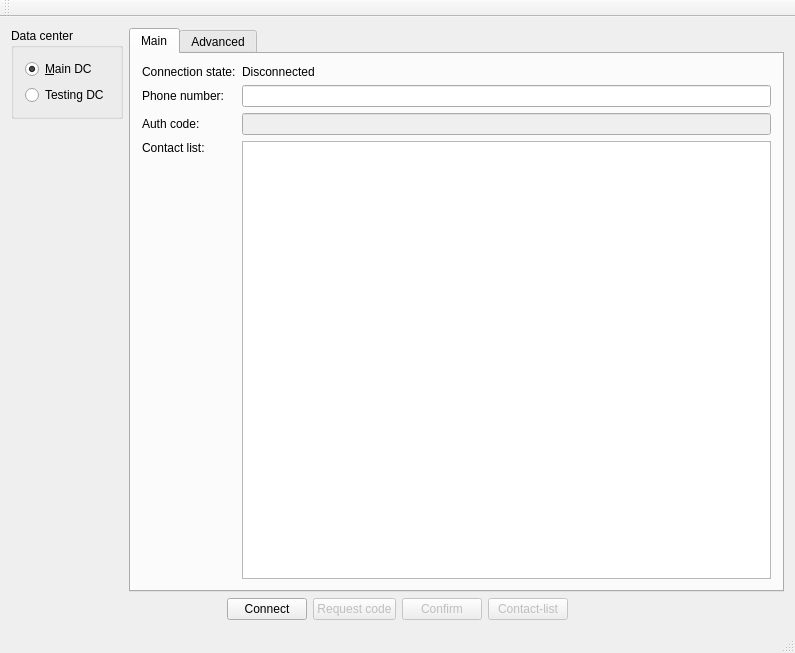
Old version of the form testApp/MainWindow.ui in the repository Kaffeine/telegram-qt.
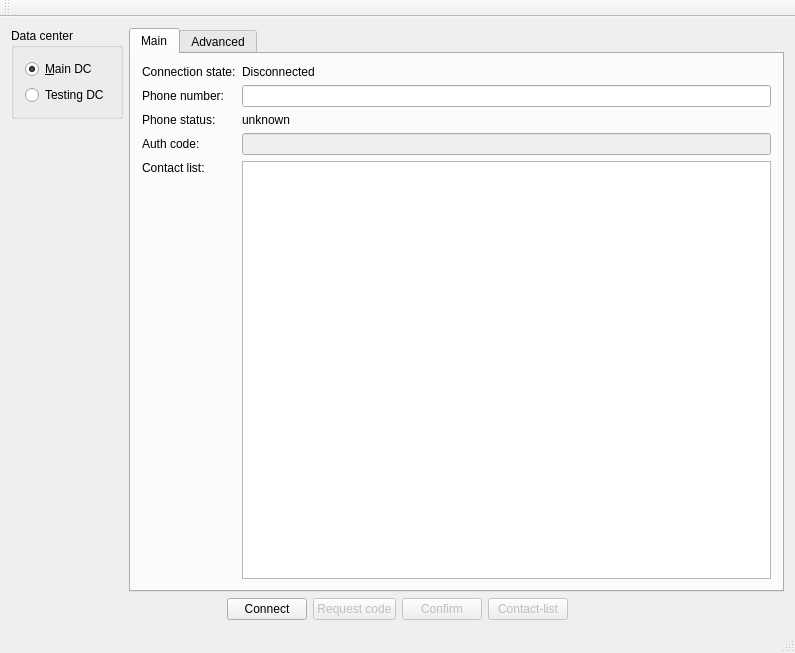
New version of the form.

Commit message: TestApp: Implemented phone status (requestPhoneStatus() method).

Patch:
```diff
--- a/testApp/MainWindow.ui
+++ b/testApp/MainWindow.ui
@@ -69,52 +69,7 @@
           <string>Main</string>
          </attribute>
          <layout class="QGridLayout" name="gridLayout_6">
-          <item row="3" column="0">
-           <widget class="QLabel" name="label_3">
-            <property name="text">
-             <string>Contact list:</string>
-            </property>
-           </widget>
-          </item>
-          <item row="2" column="0">
-           <widget class="QLabel" name="label_5">
-            <property name="text">
-             <string>Auth code:</string>
-            </property>
-           </widget>
-          </item>
-          <item row="1" column="0">
-           <widget class="QLabel" name="label_2">
-            <property name="text">
-             <string>Phone number:</string>
-            </property>
-           </widget>
-          </item>
-          <item row="0" column="0">
-           <widget class="QLabel" name="label">
-            <property name="text">
-             <string>Connection state:</string>
-            </property>
-           </widget>
-          </item>
-          <item row="0" column="1">
-           <widget class="QLabel" name="connectionState">
-            <property name="text">
-             <string>Disconnected</string>
-            </property>
-           </widget>
-          </item>
-          <item row="2" column="1">
-           <widget class="QLineEdit" name="confirmationCode">
-            <property name="enabled">
-             <bool>false</bool>
-            </property>
-           </widget>
-          </item>
-          <item row="1" column="1">
-           <widget class="QLineEdit" name="phoneNumber"/>
-          </item>
-          <item row="4" column="0">
+          <item row="5" column="0">
            <spacer name="verticalSpacer_3">
             <property name="orientation">
              <enum>Qt::Vertical</enum>
@@ -127,9 +82,68 @@
             </property>
            </spacer>
           </item>
-          <item row="3" column="1" rowspan="2">
+          <item row="3" column="0">
+           <widget class="QLabel" name="label_5">
+            <property name="text">
+             <string>Auth code:</string>
+            </property>
+           </widget>
+          </item>
+          <item row="0" column="1">
+           <widget class="QLabel" name="connectionState">
+            <property name="text">
+             <string>Disconnected</string>
+            </property>
+           </widget>
+          </item>
+          <item row="0" column="0">
+           <widget class="QLabel" name="label">
+            <property name="text">
+             <string>Connection state:</string>
+            </property>
+           </widget>
+          </item>
+          <item row="1" column="0">
+           <widget class="QLabel" name="label_2">
+            <property name="text">
+             <string>Phone number:</string>
+            </property>
+           </widget>
+          </item>
+          <item row="3" column="1">
+           <widget class="QLineEdit" name="confirmationCode">
+            <property name="enabled">
+             <bool>false</bool>
+            </property>
+           </widget>
+          </item>
+          <item row="4" column="1" rowspan="2">
            <widget class="QTableView" name="contactListTable"/>
           </item>
+          <item row="4" column="0">
+           <widget class="QLabel" name="label_3">
+            <property name="text">
+             <string>Contact list:</string>
+            </property>
+           </widget>
+          </item>
+          <item row="1" column="1">
+           <widget class="QLineEdit" name="phoneNumber"/>
+          </item>
+          <item row="2" column="0">
+           <widget class="QLabel" name="label_4">
+            <property name="text">
+             <string>Phone status:</string>
+            </property>
+           </widget>
+          </item>
+          <item row="2" column="1">
+           <widget class="QLabel" name="phoneStatus">
+            <property name="text">
+             <string>unknown</string>
+            </property>
+           </widget>
+          </item>
          </layout>
         </widget>
         <widget class="QWidget" name="tab_2">
```
Left out of the diff: 2 changed lines with no effect on the pictures. The commit also changes 2 other files.
